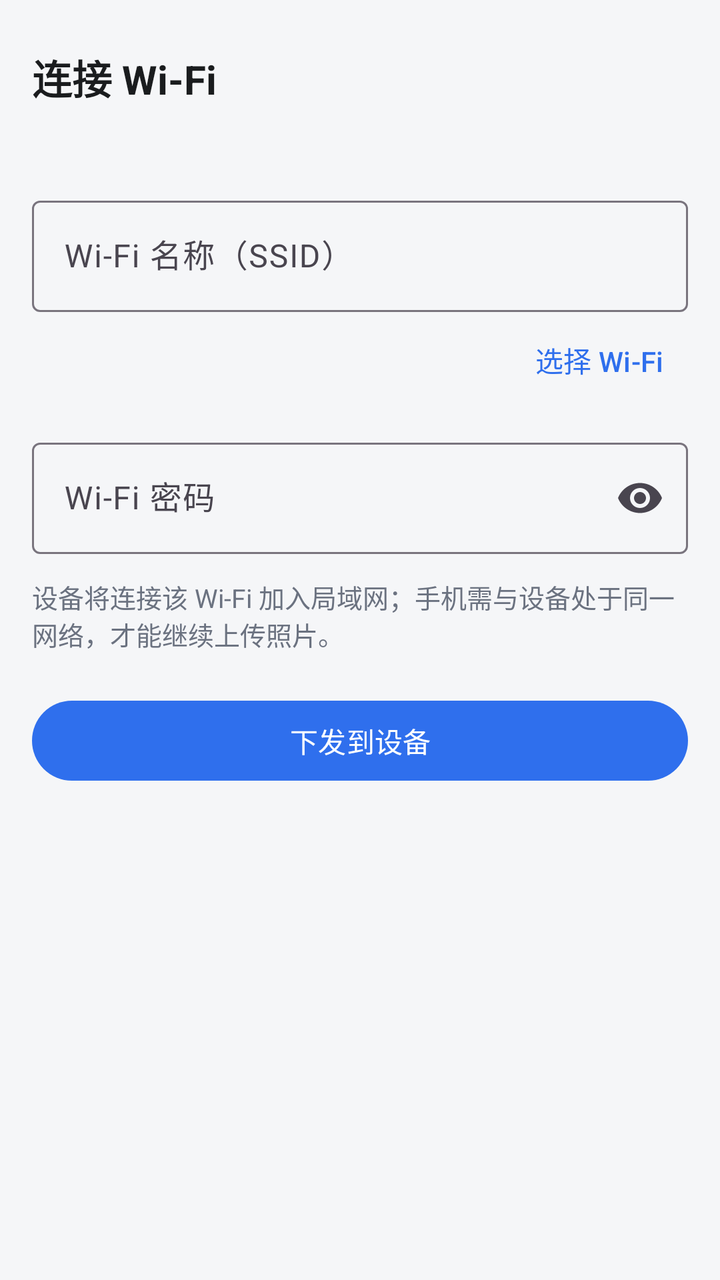
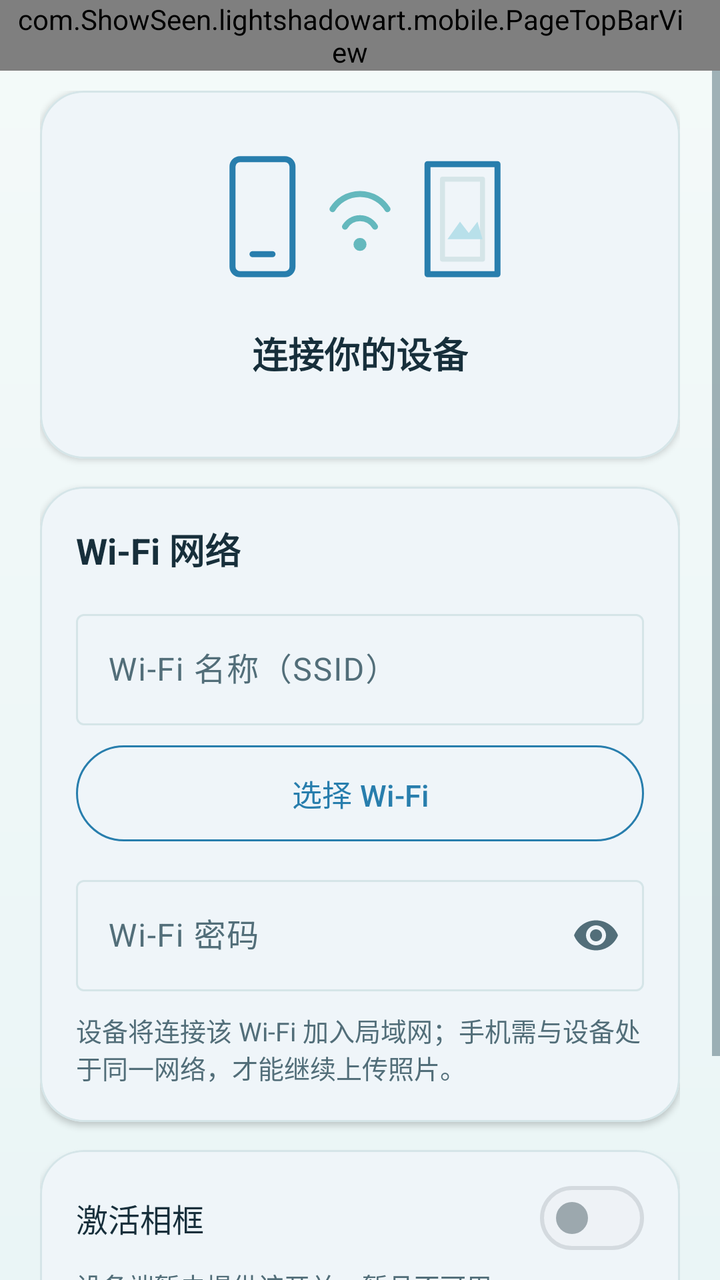

Before-and-after screenshots of an Android layout around one commit, followed by the original layout XML and the change that was made.
<!-- AndroidManifest.xml: application theme Theme.LightShadowArtPhone -->
<!-- res/layout/activity_wifi_config.xml -->
<?xml version="1.0" encoding="utf-8"?>
<LinearLayout xmlns:android="http://schemas.android.com/apk/res/android"
    xmlns:app="http://schemas.android.com/apk/res-auto"
    android:layout_width="match_parent"
    android:layout_height="match_parent"
    android:background="@color/surface"
    android:orientation="vertical"
    android:paddingStart="16dp"
    android:paddingTop="24dp"
    android:paddingEnd="16dp"
    android:paddingBottom="16dp">

    <TextView
        style="@style/Text.Title"
        android:layout_width="wrap_content"
        android:layout_height="wrap_content"
        android:text="@string/wifi_title" />

    <TextView
        android:id="@+id/tv_target"
        style="@style/Text.Hint"
        android:layout_width="match_parent"
        android:layout_height="wrap_content"
        android:layout_marginTop="6dp" />

    <com.google.android.material.textfield.TextInputLayout
        android:id="@+id/layout_ssid"
        style="@style/Widget.Material3.TextInputLayout.OutlinedBox"
        android:layout_width="match_parent"
        android:layout_height="wrap_content"
        android:layout_marginTop="18dp"
        android:hint="@string/wifi_ssid_hint">

        <com.google.android.material.textfield.TextInputEditText
            android:id="@+id/et_ssid"
            android:layout_width="match_parent"
            android:layout_height="wrap_content"
            android:inputType="text"
            android:maxLines="1" />
    </com.google.android.material.textfield.TextInputLayout>

    <com.google.android.material.button.MaterialButton
        android:id="@+id/btn_pick_wifi"
        style="@style/Widget.Material3.Button.TextButton"
        android:layout_width="wrap_content"
        android:layout_height="wrap_content"
        android:layout_gravity="end"
        android:text="@string/wifi_pick" />

    <com.google.android.material.textfield.TextInputLayout
        android:id="@+id/layout_password"
        style="@style/Widget.Material3.TextInputLayout.OutlinedBox"
        android:layout_width="match_parent"
        android:layout_height="wrap_content"
        android:layout_marginTop="12dp"
        android:hint="@string/wifi_password_hint"
        app:endIconMode="password_toggle">

        <com.google.android.material.textfield.TextInputEditText
            android:id="@+id/et_password"
            android:layout_width="match_parent"
            android:layout_height="wrap_content"
            android:inputType="textPassword"
            android:maxLines="1" />
    </com.google.android.material.textfield.TextInputLayout>

    <TextView
        style="@style/Text.Hint"
        android:layout_width="match_parent"
        android:layout_height="wrap_content"
        android:layout_marginTop="12dp"
        android:text="@string/wifi_tip" />

    <com.google.android.material.button.MaterialButton
        android:id="@+id/btn_submit"
        android:layout_width="match_parent"
        android:layout_height="wrap_content"
        android:layout_marginTop="20dp"
        android:text="@string/wifi_submit" />

    <com.google.android.material.progressindicator.LinearProgressIndicator
        android:id="@+id/progress"
        android:layout_width="match_parent"
        android:layout_height="wrap_content"
        android:layout_marginTop="16dp"
        android:indeterminate="true"
        android:visibility="gone" />

    <TextView
        android:id="@+id/tv_result"
        style="@style/Text.Body"
        android:layout_width="match_parent"
        android:layout_height="wrap_content"
        android:layout_marginTop="12dp" />

</LinearLayout>
<!-- resources referenced by this layout -->
<resources>
  <color name="surface">#F5F6F8</color>
  <string name="wifi_title">连接 Wi-Fi</string>
  <style name="Text.Body" parent="">
          <item name="android:textColor">@color/text_primary</item>
          <item name="android:textSize">15sp</item>
      </style>
  <style name="Text.Hint" parent="">
          <item name="android:textColor">@color/text_secondary</item>
          <item name="android:textSize">13sp</item>
      </style>
  <style name="Text.Title" parent="">
          <item name="android:textColor">@color/text_primary</item>
          <item name="android:textSize">20sp</item>
          <item name="android:textStyle">bold</item>
      </style>
  <style name="Theme.LightShadowArtPhone" parent="Theme.Material3.Light.NoActionBar">
          <item name="colorPrimary">@color/primary</item>
          <item name="colorOnPrimary">#FFFFFF</item>
          <item name="android:colorBackground">@color/surface</item>
          <item name="android:statusBarColor">@color/card</item>
      </style>
  <color name="text_primary">#1A1C1E</color>
  <color name="text_secondary">#6B7280</color>
  <color name="primary">#2F6FED</color>
  <color name="card">#FFFFFF</color>
  <!-- unchanged entries left out for length: 5 -->
</resources>

<!-- the commit's change to res/layout/activity_wifi_config.xml (unified diff, before → after) -->
@@ -3,94 +3,205 @@
     xmlns:app="http://schemas.android.com/apk/res-auto"
     android:layout_width="match_parent"
     android:layout_height="match_parent"
-    android:background="@color/surface"
-    android:orientation="vertical"
-    android:paddingStart="16dp"
-    android:paddingTop="24dp"
-    android:paddingEnd="16dp"
-    android:paddingBottom="16dp">
-
-    <TextView
-        style="@style/Text.Title"
-        android:layout_width="wrap_content"
-        android:layout_height="wrap_content"
-        android:text="@string/wifi_title" />
-
-    <TextView
-        android:id="@+id/tv_target"
-        style="@style/Text.Hint"
+    android:background="@drawable/bg_app_gradient"
+    android:orientation="vertical">
+
+    <com.ShowSeen.lightshadowart.mobile.PageTopBarView
+        android:id="@+id/wifi_top_bar"
         android:layout_width="match_parent"
         android:layout_height="wrap_content"
-        android:layout_marginTop="6dp" />
-
-    <com.google.android.material.textfield.TextInputLayout
-        android:id="@+id/layout_ssid"
-        style="@style/Widget.Material3.TextInputLayout.OutlinedBox"
+        android:paddingStart="8dp"
+        android:paddingEnd="@dimen/card_padding" />
+
+    <ScrollView
         android:layout_width="match_parent"
-        android:layout_height="wrap_content"
-        android:layout_marginTop="18dp"
-        android:hint="@string/wifi_ssid_hint">
-
-        <com.google.android.material.textfield.TextInputEditText
-            android:id="@+id/et_ssid"
+        android:layout_height="0dp"
+        android:layout_weight="1"
+        android:clipToPadding="false"
+        android:fillViewport="true">
+
+        <LinearLayout
             android:layout_width="match_parent"
             android:layout_height="wrap_content"
-            android:inputType="text"
-            android:maxLines="1" />
-    </com.google.android.material.textfield.TextInputLayout>
-
-    <com.google.android.material.button.MaterialButton
-        android:id="@+id/btn_pick_wifi"
-        style="@style/Widget.Material3.Button.TextButton"
-        android:layout_width="wrap_content"
-        android:layout_height="wrap_content"
-        android:layout_gravity="end"
-        android:text="@string/wifi_pick" />
-
-    <com.google.android.material.textfield.TextInputLayout
-        android:id="@+id/layout_password"
-        style="@style/Widget.Material3.TextInputLayout.OutlinedBox"
-        android:layout_width="match_parent"
-        android:layout_height="wrap_content"
-        android:layout_marginTop="12dp"
-        android:hint="@string/wifi_password_hint"
-        app:endIconMode="password_toggle">
-
-        <com.google.android.material.textfield.TextInputEditText
-            android:id="@+id/et_password"
-            android:layout_width="match_parent"
-            android:layout_height="wrap_content"
-            android:inputType="textPassword"
-            android:maxLines="1" />
-    </com.google.android.material.textfield.TextInputLayout>
-
-    <TextView
-        style="@style/Text.Hint"
-        android:layout_width="match_parent"
-        android:layout_height="wrap_content"
-        android:layout_marginTop="12dp"
-        android:text="@string/wifi_tip" />
-
-    <com.google.android.material.button.MaterialButton
-        android:id="@+id/btn_submit"
-        android:layout_width="match_parent"
-        android:layout_height="wrap_content"
-        android:layout_marginTop="20dp"
-        android:text="@string/wifi_submit" />
-
-    <com.google.android.material.progressindicator.LinearProgressIndicator
-        android:id="@+id/progress"
-        android:layout_width="match_parent"
-        android:layout_height="wrap_content"
-        android:layout_marginTop="16dp"
-        android:indeterminate="true"
-        android:visibility="gone" />
-
-    <TextView
-        android:id="@+id/tv_result"
-        style="@style/Text.Body"
-        android:layout_width="match_parent"
-        android:layout_height="wrap_content"
-        android:layout_marginTop="12dp" />
-
+            android:orientation="vertical"
+            android:paddingStart="@dimen/page_horizontal_padding"
+            android:paddingTop="@dimen/item_gap"
+            android:paddingEnd="@dimen/page_horizontal_padding"
+            android:paddingBottom="@dimen/page_vertical_padding">
+
+            
+            <com.google.android.material.card.MaterialCardView
+                style="@style/SurfaceCard"
+                android:layout_width="match_parent"
+                android:layout_height="wrap_content">
+
+                <LinearLayout
+                    android:layout_width="match_parent"
+                    android:layout_height="wrap_content"
+                    android:gravity="center_horizontal"
+                    android:orientation="vertical"
+                    android:padding="@dimen/card_padding">
+
+                    <ImageView
+                        android:layout_width="150dp"
+                        android:layout_height="90dp"
+                        android:contentDescription="@string/scan_bind_illustration_desc"
+                        android:src="@drawable/ic_frame_connection" />
+
+                    <TextView
+                        style="@style/Text.TitleMedium"
+                        android:layout_width="wrap_content"
+                        android:layout_height="wrap_content"
+                        android:layout_marginTop="@dimen/item_gap"
+                        android:text="@string/wifi_connect_device" />
+
+                    <TextView
+                        android:id="@+id/tv_target"
+                        style="@style/Text.Hint"
+                        android:layout_width="match_parent"
+                        android:layout_height="wrap_content"
+                        android:layout_marginTop="4dp"
+                        android:gravity="center" />
+                </LinearLayout>
+            </com.google.android.material.card.MaterialCardView>
+
+            
+            <com.google.android.material.card.MaterialCardView
+                style="@style/SurfaceCard"
+                android:layout_width="match_parent"
+                android:layout_height="wrap_content"
+                android:layout_marginTop="@dimen/section_gap">
+
+                <LinearLayout
+                    android:layout_width="match_parent"
+                    android:layout_height="wrap_content"
+                    android:orientation="vertical"
+                    android:padding="@dimen/card_padding">
+
+                    <TextView
+                        style="@style/Text.TitleMedium"
+                        android:layout_width="match_parent"
+                        android:layout_height="wrap_content"
+                        android:text="@string/wifi_network_title" />
+
+                    <com.google.android.material.textfield.TextInputLayout
+                        android:id="@+id/layout_ssid"
+                        style="@style/Widget.Material3.TextInputLayout.OutlinedBox"
+                        android:layout_width="match_parent"
+                        android:layout_height="wrap_content"
+                        android:layout_marginTop="@dimen/section_gap"
+                        android:hint="@string/wifi_ssid_hint">
+
+                        <com.google.android.material.textfield.TextInputEditText
+                            android:id="@+id/et_ssid"
+                            android:layout_width="match_parent"
+                            android:layout_height="wrap_content"
+                            android:inputType="text"
+                            android:maxLines="1" />
+                    </com.google.android.material.textfield.TextInputLayout>
+
+                    <com.google.android.material.button.MaterialButton
+                        android:id="@+id/btn_pick_wifi"
+                        style="@style/PillButton.Outlined"
+                        android:layout_width="match_parent"
+                        android:layout_height="wrap_content"
+                        android:layout_marginTop="@dimen/item_gap"
+                        android:text="@string/wifi_pick" />
+
+                    <com.google.android.material.textfield.TextInputLayout
+                        android:id="@+id/layout_password"
+                        style="@style/Widget.Material3.TextInputLayout.OutlinedBox"
+                        android:layout_width="match_parent"
+                        android:layout_height="wrap_content"
+                        android:layout_marginTop="@dimen/section_gap"
+                        android:hint="@string/wifi_password_hint"
+                        app:endIconMode="password_toggle">
+
+                        <com.google.android.material.textfield.TextInputEditText
+                            android:id="@+id/et_password"
+                            android:layout_width="match_parent"
+                            android:layout_height="wrap_content"
+                            android:inputType="textPassword"
+                            android:maxLines="1" />
+                    </com.google.android.material.textfield.TextInputLayout>
+
+                    <TextView
+                        style="@style/Text.Hint"
+                        android:layout_width="match_parent"
+                        android:layout_height="wrap_content"
+                        android:layout_marginTop="@dimen/item_gap"
+                        android:text="@string/wifi_tip" />
+                </LinearLayout>
+            </com.google.android.material.card.MaterialCardView>
+
+            
+            <com.google.android.material.card.MaterialCardView
+                style="@style/SurfaceCard"
+                android:layout_width="match_parent"
+                android:layout_height="wrap_content"
+                android:layout_marginTop="@dimen/section_gap">
+
+                <LinearLayout
+                    android:layout_width="match_parent"
+                    android:layout_height="wrap_content"
+                    android:orientation="vertical"
+                    android:paddingStart="@dimen/card_padding"
+                    android:paddingTop="@dimen/item_gap"
+                    android:paddingEnd="@dimen/card_padding"
+                    android:paddingBottom="@dimen/item_gap">
+
+                    <LinearLayout
+                        android:layout_width="match_parent"
+                        android:layout_height="wrap_content"
+                        android:gravity="center_vertical"
+                        android:minHeight="@dimen/touch_min_height"
+                        android:orientation="horizontal">
+
+                        <TextView
+                            style="@style/Text.RowTitle"
+                            android:layout_width="0dp"
+                            android:layout_height="wrap_content"
+                            android:layout_weight="1"
+                            android:text="@string/wifi_activate_title" />
+
+                        <com.google.android.material.materialswitch.MaterialSwitch
+                            android:id="@+id/switch_activate_frame"
+                            android:layout_width="wrap_content"
+                            android:layout_height="wrap_content"
+                            android:enabled="false"
+                            android:minHeight="@dimen/touch_min_height" />
+                    </LinearLayout>
+
+                    <TextView
+                        style="@style/Text.Hint"
+                        android:layout_width="match_parent"
+                        android:layout_height="wrap_content"
+                        android:text="@string/wifi_activate_unsupported" />
+                </LinearLayout>
+            </com.google.android.material.card.MaterialCardView>
+
+            <com.google.android.material.button.MaterialButton
+                android:id="@+id/btn_submit"
+                style="@style/PillButton"
+                android:layout_width="match_parent"
+                android:layout_height="wrap_content"
+                android:layout_marginTop="@dimen/section_gap"
+                android:text="@string/wifi_submit" />
+
+            <com.google.android.material.progressindicator.LinearProgressIndicator
+                android:id="@+id/progress"
+                android:layout_width="match_parent"
+                android:layout_height="wrap_content"
+                android:layout_marginTop="@dimen/section_gap"
+                android:indeterminate="true"
+                android:visibility="gone" />
+
+            <TextView
+                android:id="@+id/tv_result"
+                style="@style/Text.Body"
+                android:layout_width="match_parent"
+                android:layout_height="wrap_content"
+                android:layout_marginTop="@dimen/item_gap" />
+        </LinearLayout>
+    </ScrollView>
 </LinearLayout>
<!-- resource entries referenced after the edit -->
@@ -1,30 +1,171 @@
 <!-- resources referenced by this layout -->
 <resources>
-  <color name="surface">#F5F6F8</color>
-  <string name="wifi_title">连接 Wi-Fi</string>
+  <dimen name="card_padding">18dp</dimen>
+  <dimen name="item_gap">10dp</dimen>
+  <dimen name="page_horizontal_padding">20dp</dimen>
+  <dimen name="page_vertical_padding">24dp</dimen>
+  <dimen name="section_gap">14dp</dimen>
+  <dimen name="touch_min_height">48dp</dimen>
+  <!-- drawable bg_app_gradient (drawable) -->
+  <?xml version="1.0" encoding="utf-8"?>
+  <shape xmlns:android="http://schemas.android.com/apk/res/android"
+      android:shape="rectangle">
+      <gradient
+          android:angle="270"
+          android:endColor="@color/app_bg"
+          android:startColor="@color/app_bg_top"
+          android:type="linear" />
+  </shape>
+  <!-- drawable ic_frame_connection (drawable) -->
+  <?xml version="1.0" encoding="utf-8"?>
+  <vector xmlns:android="http://schemas.android.com/apk/res/android"
+      android:width="180dp"
+      android:height="108dp"
+      android:viewportWidth="120"
+      android:viewportHeight="72">
+  
+      
+      <path
+          android:fillColor="#00000000"
+          android:pathData="M9 16a3 3 0 0 1 3-3h18a3 3 0 0 1 3 3v40a3 3 0 0 1-3 3H12a3 3 0 0 1-3-3z"
+          android:strokeColor="@color/primary_blue"
+          android:strokeWidth="2.4" />
+      <path
+          android:fillColor="#00000000"
+          android:pathData="M17 51h8"
+          android:strokeColor="@color/primary_blue"
+          android:strokeLineCap="round"
+          android:strokeWidth="2.4" />
+  
+      
+      <path
+          android:fillColor="#00000000"
+          android:pathData="M54 40a7 7 0 0 1 12 0"
+          android:strokeColor="@color/accent_teal"
+          android:strokeLineCap="round"
+          android:strokeWidth="2.4" />
+      <path
+          android:fillColor="#00000000"
+          android:pathData="M49 33a13 13 0 0 1 22 0"
+          android:strokeColor="@color/accent_teal"
+          android:strokeLineCap="round"
+          android:strokeWidth="2.4" />
+      <path
+          android:fillColor="@color/accent_teal"
+          android:pathData="M60 44.5a2.6 2.6 0 1 0 0 5.2 2.6 2.6 0 0 0 0-5.2z" />
+  
+      
+      <path
+          android:fillColor="#00000000"
+          android:pathData="M87 15h28v44H87z"
+          android:strokeColor="@color/primary_blue"
+          android:strokeLineJoin="round"
+          android:strokeWidth="2.4" />
+      <path
+          android:fillColor="#00000000"
+          android:pathData="M93 21h16v32H93z"
+          android:strokeColor="@color/divider_stroke"
+          android:strokeLineJoin="round"
+          android:strokeWidth="2" />
+      <path
+          android:fillColor="@color/accent_sky"
+          android:pathData="M95 45l5-7 3.5 4.5L107 38l2 7z" />
+  </vector>
+  <string name="scan_bind_illustration_desc">手机通过 Wi-Fi 连接相框</string>
+  <string name="wifi_activate_title">激活相框</string>
+  <string name="wifi_activate_unsupported">设备端暂未提供该开关，暂且不可用。</string>
+  <string name="wifi_connect_device">连接你的设备</string>
+  <string name="wifi_network_title">Wi-Fi 网络</string>
+  <style name="PillButton" parent="Widget.Material3.Button">
+          <item name="android:minHeight">@dimen/touch_min_height</item>
+          <item name="android:insetTop">0dp</item>
+          <item name="android:insetBottom">0dp</item>
+          <item name="android:textSize">@dimen/text_button</item>
+          <item name="android:textAllCaps">false</item>
+          <item name="android:letterSpacing">0.01</item>
+          <item name="cornerRadius">@dimen/corner_pill</item>
+          <item name="backgroundTint">@color/primary_blue</item>
+          <item name="android:textColor">@color/on_primary</item>
+      </style>
+  <style name="PillButton.Outlined" parent="Widget.Material3.Button.OutlinedButton">
+          <item name="android:minHeight">@dimen/touch_min_height</item>
+          <item name="android:insetTop">0dp</item>
+          <item name="android:insetBottom">0dp</item>
+          <item name="android:textSize">@dimen/text_button</item>
+          <item name="android:textAllCaps">false</item>
+          <item name="cornerRadius">@dimen/corner_pill</item>
+          <item name="strokeColor">@color/primary_blue</item>
+          <item name="android:textColor">@color/primary_blue</item>
+      </style>
+  <style name="SurfaceCard" parent="Widget.Material3.CardView.Elevated">
+          <item name="cardBackgroundColor">@color/card_bg</item>
+          <item name="cardCornerRadius">@dimen/corner_large</item>
+          <item name="cardElevation">@dimen/card_elevation</item>
+          <item name="strokeColor">@color/divider_stroke</item>
+          <item name="strokeWidth">@dimen/divider_width</item>
+      </style>
   <style name="Text.Body" parent="">
           <item name="android:textColor">@color/text_primary</item>
-          <item name="android:textSize">15sp</item>
+          <item name="android:textSize">@dimen/text_body</item>
+          <item name="android:lineSpacingMultiplier">1.15</item>
       </style>
   <style name="Text.Hint" parent="">
           <item name="android:textColor">@color/text_secondary</item>
-          <item name="android:textSize">13sp</item>
+          <item name="android:textSize">@dimen/text_hint</item>
       </style>
-  <style name="Text.Title" parent="">
+  <style name="Text.RowTitle" parent="">
           <item name="android:textColor">@color/text_primary</item>
-          <item name="android:textSize">20sp</item>
+          <item name="android:textSize">@dimen/text_row_title</item>
+      </style>
+  <style name="Text.TitleMedium" parent="">
+          <item name="android:textColor">@color/text_primary</item>
+          <item name="android:textSize">@dimen/text_title_medium</item>
           <item name="android:textStyle">bold</item>
       </style>
   <style name="Theme.LightShadowArtPhone" parent="Theme.Material3.Light.NoActionBar">
-          <item name="colorPrimary">@color/primary</item>
-          <item name="colorOnPrimary">#FFFFFF</item>
-          <item name="android:colorBackground">@color/surface</item>
-          <item name="android:statusBarColor">@color/card</item>
+          <item name="colorPrimary">@color/primary_blue</item>
+          <item name="colorOnPrimary">@color/on_primary</item>
+          <item name="colorPrimaryContainer">@color/accent_sky</item>
+          <item name="colorOnPrimaryContainer">@color/text_primary</item>
+          <item name="colorSecondary">@color/accent_teal</item>
+          <item name="colorOnSecondary">@color/on_primary</item>
+          <item name="colorSurface">@color/card_bg</item>
+          <item name="colorOnSurface">@color/text_primary</item>
+          <item name="colorSurfaceVariant">@color/card_tint</item>
+          <item name="colorOnSurfaceVariant">@color/text_secondary</item>
+          <item name="colorOutline">@color/divider_stroke</item>
+          <item name="colorError">@color/status_destructive</item>
+          <item name="colorOnError">@color/on_primary</item>
+          <item name="colorControlActivated">@color/primary_blue</item>
+          <item name="android:colorBackground">@color/app_bg</item>
+          <item name="android:textColorPrimary">@color/text_primary</item>
+          <item name="android:textColorSecondary">@color/text_secondary</item>
+          <item name="android:statusBarColor">@color/app_bg</item>
+          <item name="android:windowLightStatusBar">true</item>
+          <item name="android:navigationBarColor">@color/app_bg</item>
+          <item name="android:windowLightNavigationBar" tools:targetApi="o_mr1">true</item>
       </style>
-  <color name="text_primary">#1A1C1E</color>
-  <color name="text_secondary">#6B7280</color>
-  <color name="primary">#2F6FED</color>
-  <color name="card">#FFFFFF</color>
+  <color name="app_bg">#EAF5F6</color>
+  <color name="app_bg_top">#F4FAF9</color>
+  <color name="primary_blue">#287EAD</color>
+  <color name="accent_teal">#64B8BD</color>
+  <color name="divider_stroke">#D5E5E8</color>
+  <color name="accent_sky">#B8E0EA</color>
+  <dimen name="text_button">15sp</dimen>
+  <dimen name="corner_pill">28dp</dimen>
+  <color name="on_primary">#FFFFFF</color>
+  <color name="card_bg">#FFFFFF</color>
+  <dimen name="corner_large">22dp</dimen>
+  <dimen name="card_elevation">2dp</dimen>
+  <dimen name="divider_width">1dp</dimen>
+  <color name="text_primary">#172F3B</color>
+  <dimen name="text_body">14sp</dimen>
+  <color name="text_secondary">#526E79</color>
+  <dimen name="text_hint">13sp</dimen>
+  <dimen name="text_row_title">16sp</dimen>
+  <dimen name="text_title_medium">18sp</dimen>
+  <color name="card_tint">#F7FBFA</color>
+  <color name="status_destructive">#C85C5C</color>
   <!-- unchanged entries left out for length: 5 -->
 </resources>
 
